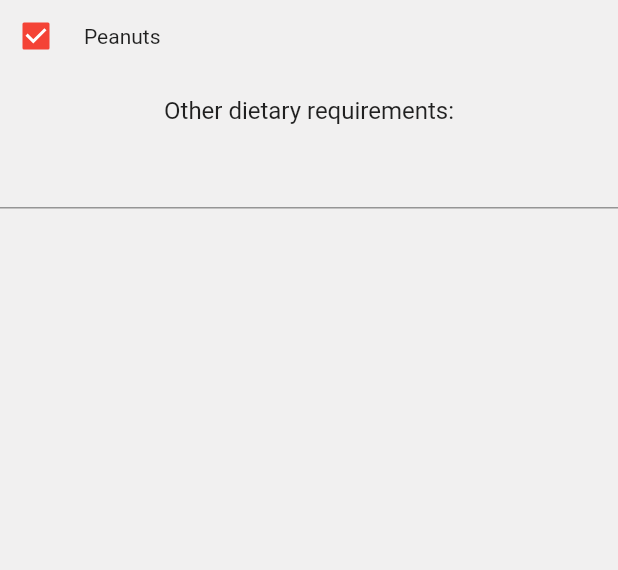
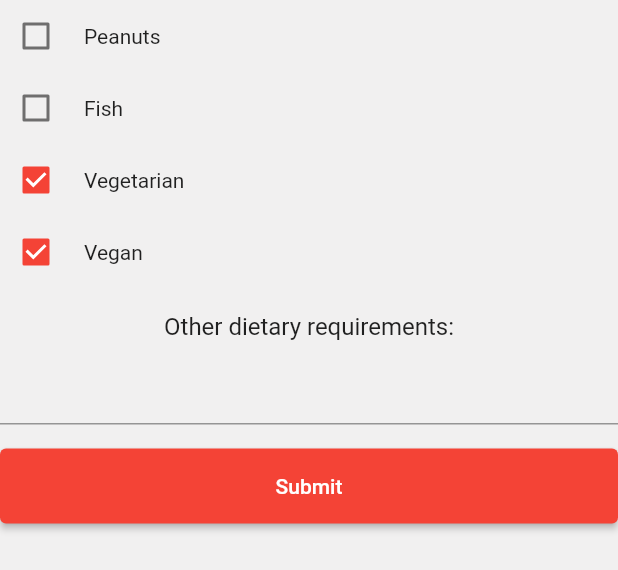
Before and after one commit to TechlauncherFireApp/mobile, a Flutter app: the DietaryRequirementsWidget widget shown alone on an empty page, opened directly, on a phone screen of 412 x 824 dp. Shown: the top 570 px of the screen. Run offline on Flutter 3.47's test engine with Material 2 defaults, Android fonts, the phone set to English and light mode, and no system bars; our stand-ins replace dio, fluttertoast, freezed_annotation, get_it, injectable, logger and 4 more; accounts and stored records are empty; generated files the repository leaves out were written again; network calls fail.

Commit message:
Fix presentation of dietary requirements

```diff
--- a/fireapp/lib/domain/repository/dietary_requirements_repository.dart
+++ b/fireapp/lib/domain/repository/dietary_requirements_repository.dart
@@ -6,7 +6,10 @@ import 'package:injectable/injectable.dart';
 class DietaryRequirementsRepository {
 
   final _options = [
-    const DietaryRestriction(key: "peanut", displayName: "Peanuts")
+    const DietaryRestriction(key: "peanut", displayName: "Peanuts"),
+    const DietaryRestriction(key: "fish", displayName: "Fish"),
+    const DietaryRestriction(key: "vegetarian", displayName: "Vegetarian"),
+    const DietaryRestriction(key: "vegan", displayName: "Vegan"),
   ];
 
   Future<List<DietaryRestriction>> getOptions() async {
@@ -15,7 +18,7 @@ class DietaryRequirementsRepository {
 
   Future<DietaryRequirements> getDietaryRequirements() async {
     return DietaryRequirements(
-      restrictions: _options,
+      restrictions: _options.sublist(2),
       customRestrictions: null
     );
   }
--- a/fireapp/lib/presentation/dietary_requirements/dietary_requirements_widget.dart
+++ b/fireapp/lib/presentation/dietary_requirements/dietary_requirements_widget.dart
@@ -43,7 +43,7 @@ class _DietaryRequirementsWidgetState extends FireAppState<DietaryRequirementsWi
               children: restrictions.restrictions
                   .map((e) => _restriction(e))
                   .toList()
-                  .spacedBy(8),
+                  .spacedBy(0),
             ),
             Column(
               children: [
@@ -57,6 +57,13 @@ class _DietaryRequirementsWidgetState extends FireAppState<DietaryRequirementsWi
                   controller: viewModel.customRestrictions,
                 )
               ].spacedBy(8),
+            ),
+            ElevatedButton(
+              style: ElevatedButton.styleFrom(
+                minimumSize: const Size.fromHeight(50)
+              ),
+              onPressed: () => viewModel.submit(),
+              child: const Text("Submit"),
             )
           ].spacedBy(16),
         );
```
Also changed, not shown: fireapp/lib/pages/Authentication/login.dart (+5 -2 lines), fireapp/lib/presentation/dietary_requirements/dietary_requirements_page.dart (+10 -3 lines), fireapp/lib/presentation/dietary_requirements/dietary_requirements_view_model.dart (+17 -7 lines).
